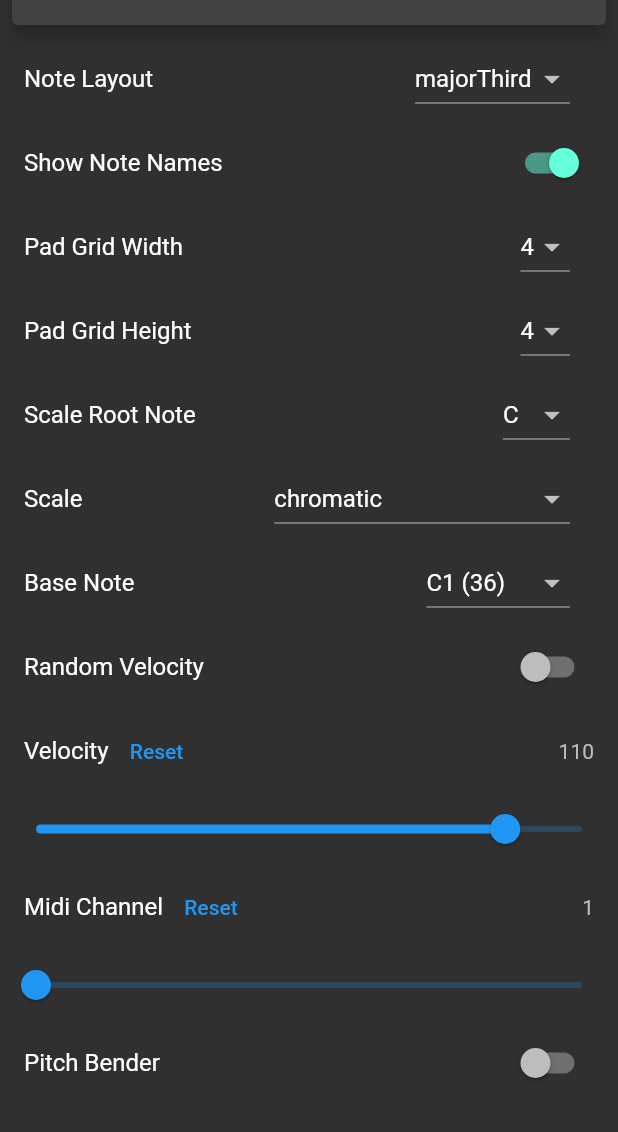
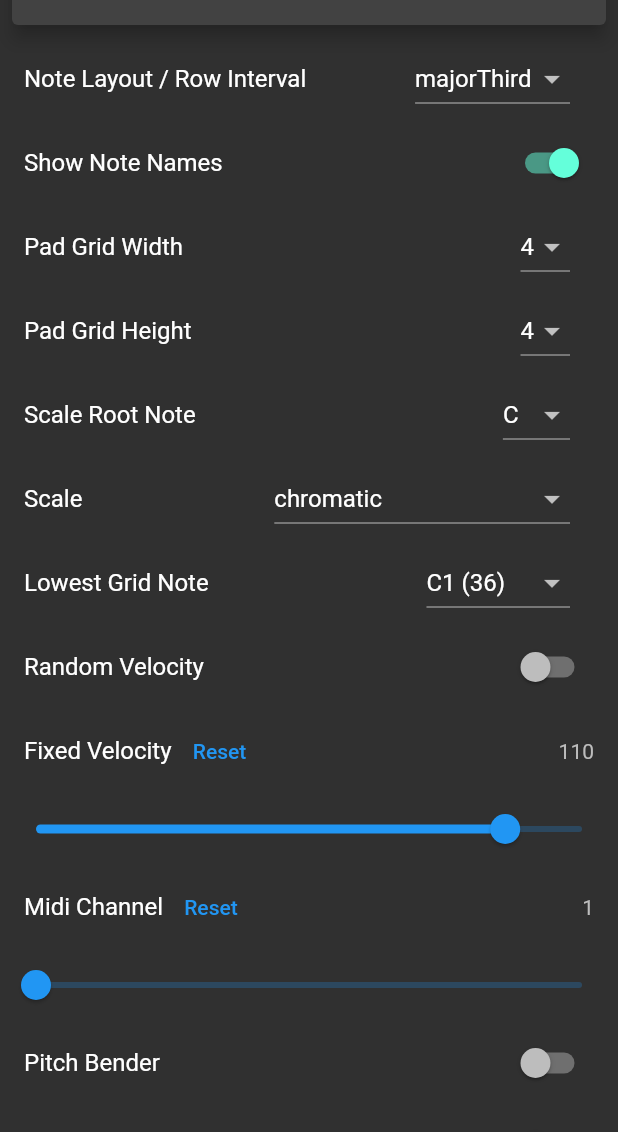
Before and after one commit to anzbert/beat_pads, a Flutter app: the PadsMenu widget shown alone on an empty page, opened directly, on a phone screen of 412 x 824 dp, the part 104-1236 px from its top. Run offline on Flutter 3.47's test engine with Material 2 defaults, Android fonts, the phone set to English and light mode, and no system bars; our stand-ins replace animated_text_kit, rive, wakelock; missing offline and left inert: flutter_midi_command.

Commit message:
Minor text tweaks

```diff
--- a/lib/components/label_credits.dart
+++ b/lib/components/label_credits.dart
@@ -13,7 +13,7 @@ class CreditsLabel extends StatelessWidget {
         child: Column(
           crossAxisAlignment: CrossAxisAlignment.start,
           children: [
-            Text("BeatPads v0.1\n      February 2022\n"),
+            Text("BeatPads v0.2\n"),
             Text("Made by anzbert\n      [anzgraph.com]\n"),
             Text("Dog Icon by 'catalyststuff'\n      [freepik.com]\n"),
             Text("Logo Animated with Rive\n      [rive.app]"),
--- a/lib/components/pads_menu.dart
+++ b/lib/components/pads_menu.dart
@@ -23,7 +23,7 @@ class PadsMenu extends StatelessWidget {
         children: <Widget>[
           RotateLabel(),
           ListTile(
-            title: Text("Note Layout"),
+            title: Text("Note Layout / Row Interval"),
             trailing: DropdownLayout(),
           ),
           ListTile(
@@ -54,7 +54,7 @@ class PadsMenu extends StatelessWidget {
             trailing: DropdownScales(),
           ),
           ListTile(
-            title: Text("Base Note"),
+            title: Text("Lowest Grid Note"),
             trailing: DropdownScaleNotes(
               setValue: (v) => settings.baseNote = v,
               readValue: settings.baseNote,
@@ -79,14 +79,14 @@ class PadsMenu extends StatelessWidget {
           ),
           if (!settings.randomVelocity)
             MidiValueSelector(
-              label: "Velocity",
+              label: "Fixed Velocity",
               readValue: settings.velocity,
               setValue: (v) => settings.velocity = v,
               resetFunction: settings.resetVelocity,
             ),
           if (settings.randomVelocity)
             MidiRangeSelector(
-              label: "Set Range",
+              label: "Random Velocity Range",
               readMin: settings.velocityMin,
               readMax: settings.velocityMax,
               setMin: (v) => settings.velocityMin = v,
--- a/pubspec.yaml
+++ b/pubspec.yaml
@@ -15,7 +15,7 @@ publish_to: "none" # Remove this line if you wish to publish to pub.dev
 # In iOS, build-name is used as CFBundleShortVersionString while build-number used as CFBundleVersion.
 # Read more about iOS versioning at
 # https://developer.apple.com/library/archive/documentation/General/Reference/InfoPlistKeyReference/Articles/CoreFoundationKeys.html
-version: 0.2.0+1
+version: 0.2.0+3
 
 environment:
   sdk: ">=2.16.0-134.5.beta <3.0.0"
```
